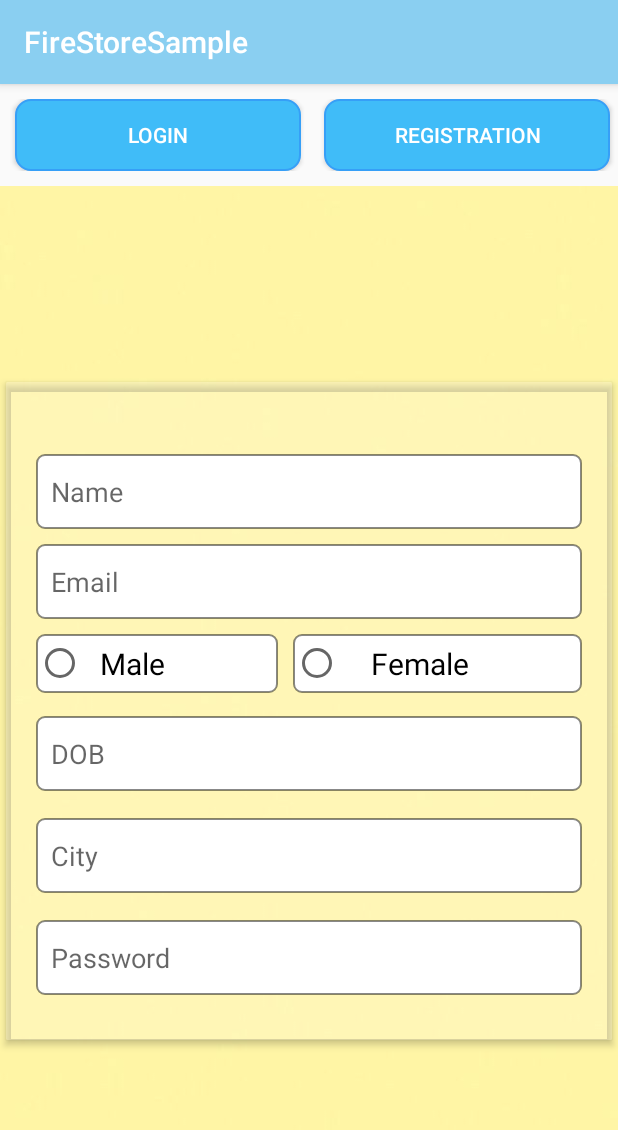
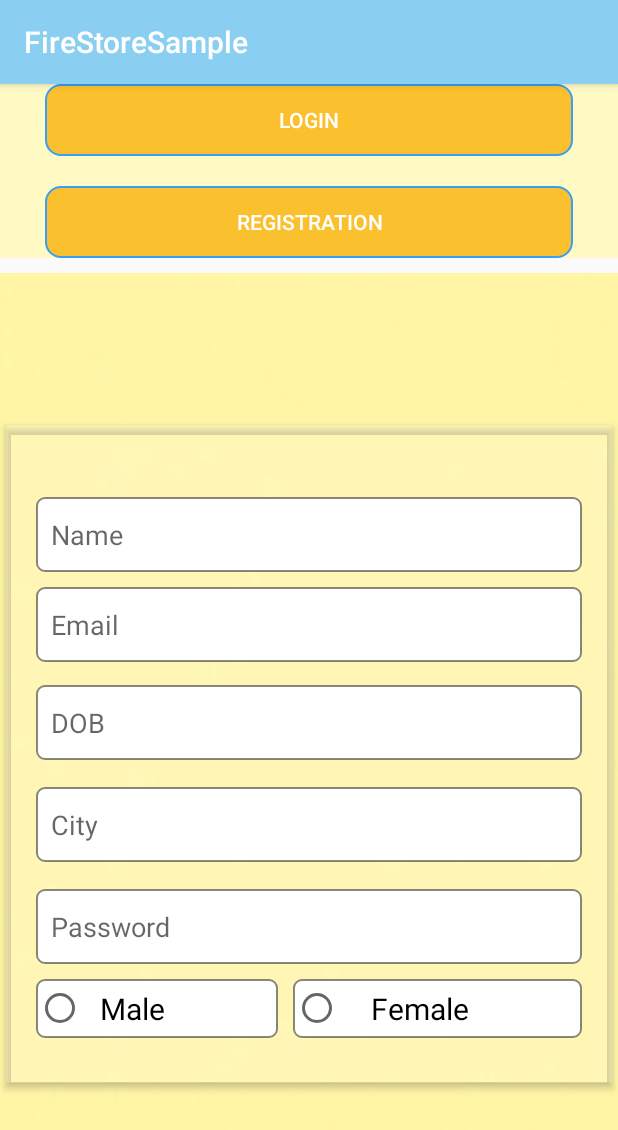
Before and after one commit to kallisaikiran/Firstoretask, an Android app: the fragment FirestoreProfileFragment placed in its activity, on a phone screen of 412 x 824 dp. Shown: the top 1130 px of the screen. Run offline under Robolectric (Android 15) with nearby library versions, the phone set to English and light mode, and no system bars; our stand-ins replace Firebase (no records; nobody signed in at launch, a user with empty details on screens opened directly).

Commit message:
Updated Project

```diff
--- a/app/src/main/java/com/firestoresample/FireStoreHomeActivity.java
+++ b/app/src/main/java/com/firestoresample/FireStoreHomeActivity.java
@@ -75,10 +75,7 @@ public class FireStoreHomeActivity extends AppCompatActivity {
                         intent.putExtra("message",getIntent().getStringExtra("message"));
                         startActivity(intent);
                         break;
-               /*     case R.id.myprofile:
-                        Intent view_jobs = new Intent(getApplicationContext(), MyProfileActivity.class);
-                        startActivity(view_jobs);
-                        break;*/
+
 
                     case R.id.logout:
                         Intent logout = new Intent(getApplicationContext(), FirestoreMainActivity.class);
--- a/app/src/main/res/drawable/button1_rounded.xml
+++ b/app/src/main/res/drawable/button1_rounded.xml
@@ -2,7 +2,7 @@
 <selector xmlns:android="http://schemas.android.com/apk/res/android">
     <item>
         <shape android:shape="rectangle">
-            <solid android:color="#40BCF8"/>
+            <solid android:color="#FBC02D"/>
             <stroke android:color="#369ff7" android:width="1dp" />
             <!--corners allow us to make the rounded corners button-->
             <corners android:radius="10dp" />
--- a/app/src/main/res/layout/activity_main.xml
+++ b/app/src/main/res/layout/activity_main.xml
@@ -6,18 +6,20 @@
 
         <LinearLayout
             android:id="@+id/ll"
-            android:layout_marginTop="10dp"
+
             android:layout_marginBottom="10dp"
             android:layout_width="match_parent"
             android:layout_height="wrap_content"
-            android:orientation="horizontal">
+            android:background="#FFF9C4"
+            android:orientation="vertical">
 
             <Button
                 android:id="@+id/btnLogin"
                 android:layout_width="match_parent"
                 android:layout_height="wrap_content"
-                android:layout_marginLeft="10dp"
-                android:layout_marginRight="5dp"
+                android:layout_marginLeft="30dp"
+                android:layout_marginRight="30dp"
+
                 android:textColor="#ffffff"
                 android:background="@drawable/button1_rounded"
                 android:layout_weight="1"
@@ -28,10 +30,11 @@
                 android:id="@+id/btnRegistration"
                 android:layout_width="match_parent"
                 android:layout_height="wrap_content"
-                android:layout_marginLeft="10dp"
+                android:layout_marginLeft="30dp"
+                android:layout_marginTop="20dp"
                 android:textColor="#ffffff"
                 android:background="@drawable/button1_rounded"
-                android:layout_marginRight="5dp"
+                android:layout_marginRight="30dp"
                 android:layout_weight="1"
                 android:text="Registration" />
 
@@ -44,6 +47,7 @@
             android:layout_width="match_parent"
             android:layout_height="match_parent"
             android:layout_below="@+id/ll"
+            android:background="#FFF9C4"
             android:layout_weight="1" />
 
 
--- a/app/src/main/res/layout/firestore_my_profile.xml
+++ b/app/src/main/res/layout/firestore_my_profile.xml
@@ -49,39 +49,6 @@
                 android:hint="Email"
                 android:paddingLeft="10dp" />
 
-            <RadioGroup
-                android:id="@+id/radioGroup"
-                android:layout_width="match_parent"
-                android:layout_height="wrap_content"
-                android:layout_marginLeft="20dp"
-                android:layout_marginRight="20dp"
-                android:orientation="horizontal">
-
-                <RadioButton
-                    android:id="@+id/radioMale"
-                    android:layout_width="wrap_content"
-                    android:layout_height="wrap_content"
-                    android:layout_marginTop="10dp"
-                    android:layout_weight="1"
-                    android:padding="6dp"
-                    android:background="@drawable/edittext_rounded"
-                    android:checked="false"
-                    android:text=" Male"
-                    android:textSize="20dp" />
-
-                <RadioButton
-                    android:id="@+id/radioFemale"
-                    android:layout_width="wrap_content"
-                    android:layout_height="wrap_content"
-                    android:layout_marginLeft="10dp"
-                    android:layout_marginTop="10dp"
-                    android:padding="6dp"
-                    android:layout_weight="1"
-                    android:background="@drawable/edittext_rounded"
-                    android:checked="false"
-                    android:text="   Female"
-                    android:textSize="20dp" />
-            </RadioGroup>
 
 
             <EditText
@@ -118,6 +85,39 @@
                 android:background="@drawable/edittext_rounded"
                 android:hint="Password"
                 android:paddingLeft="10dp" />
+            <RadioGroup
+                android:id="@+id/radioGroup"
+                android:layout_width="match_parent"
+                android:layout_height="wrap_content"
+                android:layout_marginLeft="20dp"
+                android:layout_marginRight="20dp"
+                android:orientation="horizontal">
+
+                <RadioButton
+                    android:id="@+id/radioMale"
+                    android:layout_width="wrap_content"
+                    android:layout_height="wrap_content"
+                    android:layout_marginTop="10dp"
+                    android:layout_weight="1"
+                    android:padding="6dp"
+                    android:background="@drawable/edittext_rounded"
+                    android:checked="false"
+                    android:text=" Male"
+                    android:textSize="20dp" />
+
+                <RadioButton
+                    android:id="@+id/radioFemale"
+                    android:layout_width="wrap_content"
+                    android:layout_height="wrap_content"
+                    android:layout_marginLeft="10dp"
+                    android:layout_marginTop="10dp"
+                    android:padding="6dp"
+                    android:layout_weight="1"
+                    android:background="@drawable/edittext_rounded"
+                    android:checked="false"
+                    android:text="   Female"
+                    android:textSize="20dp" />
+            </RadioGroup>
 
 
         </LinearLayout>
```
